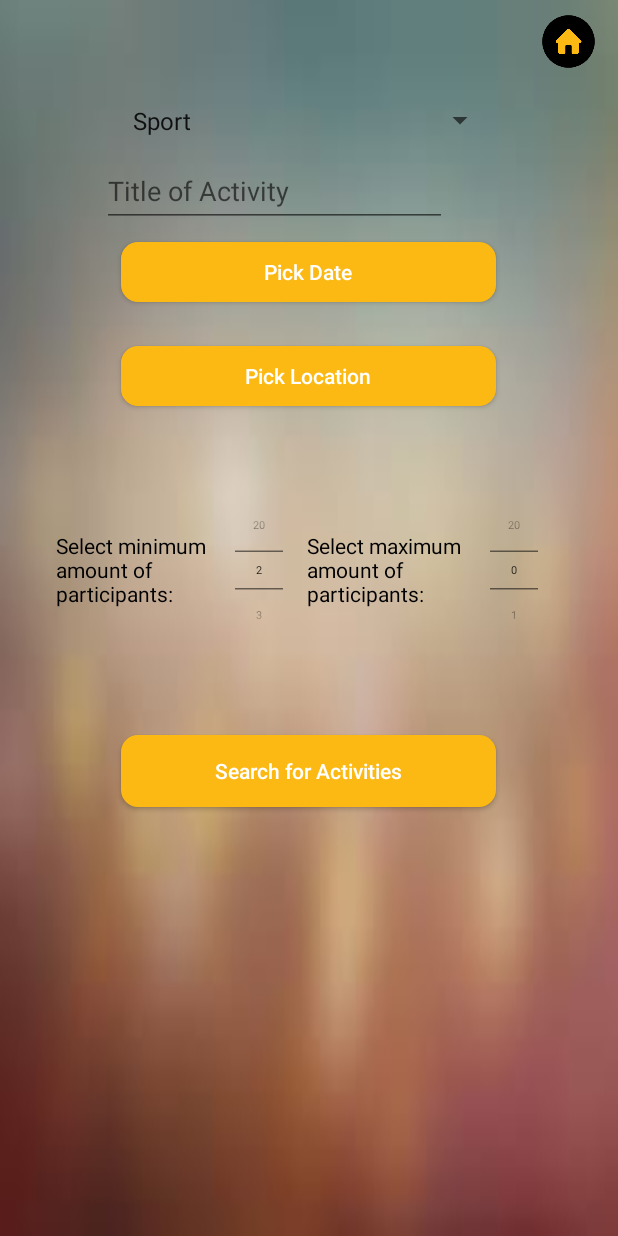
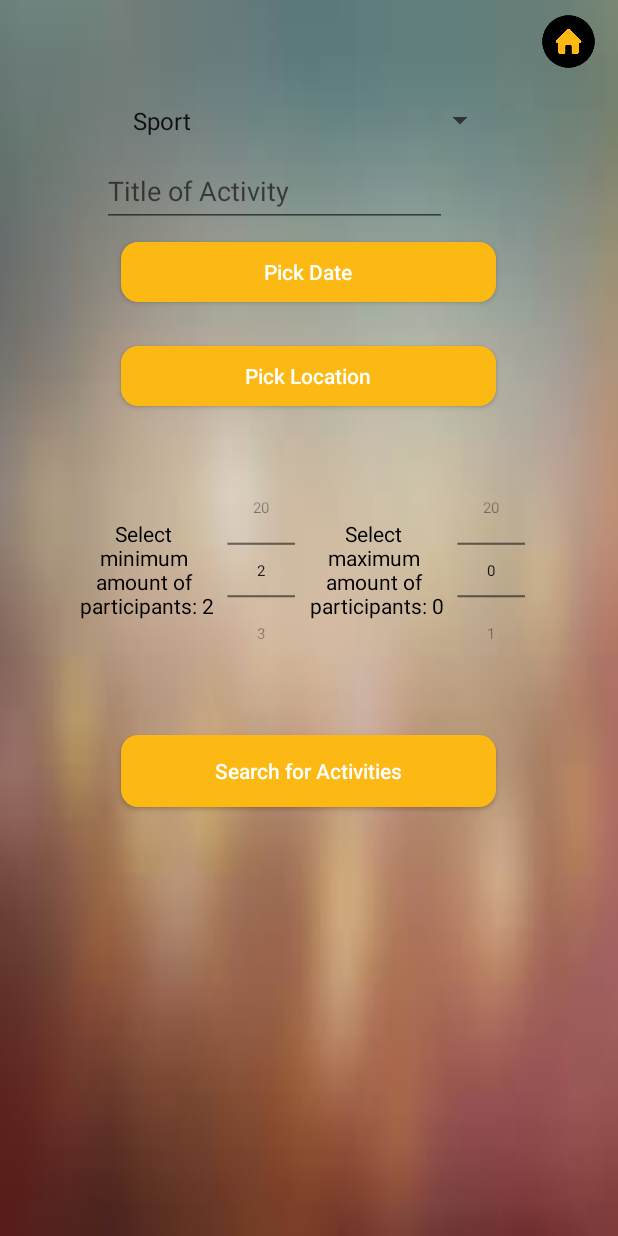
Before and after one commit to gurkstav/Platform-Spanning-Systems, an Android app: the SearchActivity screen opened directly, with no data from a screen before it, on a phone screen of 412 x 824 dp. Run offline under Robolectric (Android 15) with nearby library versions, the phone set to English and light mode, and no system bars.

Commit message:
minor updates xml

```diff
--- a/app/src/main/res/layout/activity_create_activity.xml
+++ b/app/src/main/res/layout/activity_create_activity.xml
@@ -101,7 +101,7 @@
                 android:layout_height="wrap_content"
                 android:layout_gravity="center"
                 android:gravity="center"
-                android:text="Select \nminimum \namount of \nparticipants: 0" />
+                android:text="Select \nminimum \namount of \nparticipants: 2" />
 
             <NumberPicker
                 android:id="@+id/numberpicker_min"
--- a/app/src/main/res/layout/activity_search.xml
+++ b/app/src/main/res/layout/activity_search.xml
@@ -67,7 +67,8 @@
             android:layout_width="250dp"
             android:layout_height="wrap_content"
             android:layout_gravity="center_horizontal"
-            android:text="" />
+            android:text=""
+            android:gravity="center" />
 
         <android.support.v7.widget.AppCompatButton
             style="@style/AppTheme.RoundedCornerMaterialButton"
@@ -84,7 +85,8 @@
             android:layout_width="250dp"
             android:layout_height="wrap_content"
             android:layout_gravity="center_horizontal"
-            android:text="" />
+            android:text=""
+            android:gravity="center" />
 
         <LinearLayout
             android:layout_width="wrap_content"
@@ -95,14 +97,15 @@
                 android:layout_width="wrap_content"
                 android:layout_height="wrap_content"
                 android:layout_gravity="center"
-                android:text="Select minimum \namount of \nparticipants: " />
+                android:gravity="center"
+                android:text="Select \nminimum \namount of \nparticipants: 2" />
 
             <NumberPicker
                 android:id="@+id/numberpicker_min2"
                 android:layout_width="wrap_content"
                 android:layout_height="wrap_content"
-                android:scaleX="0.50"
-                android:scaleY="0.50"
+                android:scaleX="0.70"
+                android:scaleY="0.70"
                 android:layout_below="@id/textview_min2" />
 
             <TextView
@@ -110,14 +113,15 @@
                 android:layout_width="wrap_content"
                 android:layout_height="wrap_content"
                 android:layout_gravity="center"
-                android:text="Select maximum \namount of \nparticipants: " />
+                android:gravity="center"
+                android:text="Select \nmaximum \namount of \nparticipants: 0" />
 
             <NumberPicker
                 android:id="@+id/numberpicker_max2"
                 android:layout_width="wrap_content"
                 android:layout_height="wrap_content"
-                android:scaleX="0.50"
-                android:scaleY="0.50"
+                android:scaleX="0.70"
+                android:scaleY="0.70"
                 android:layout_below="@id/textview_max2" />
         </LinearLayout>
 
```
